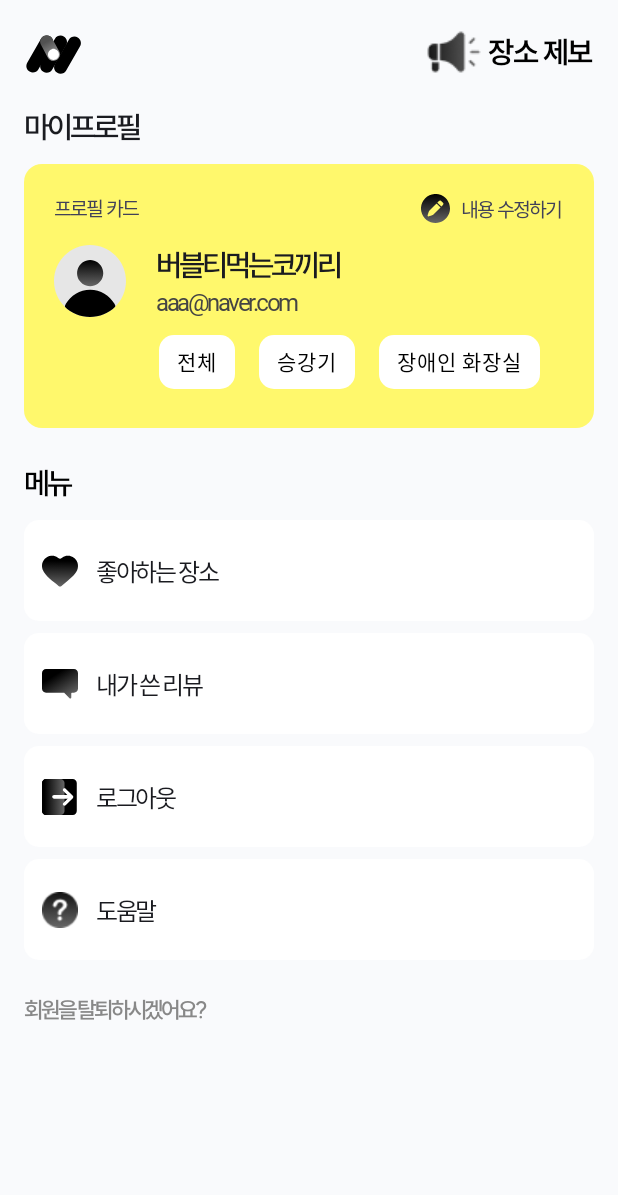
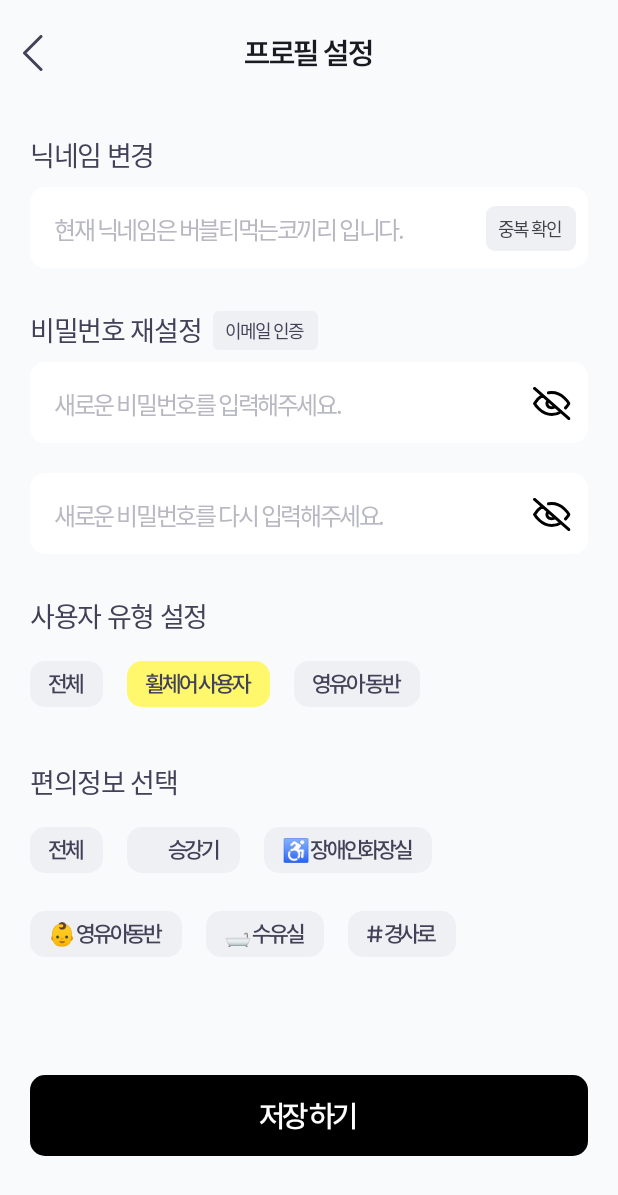
Before and after one commit to barrier-free-app/barrier-free-frontend, an Android app built with Jetpack Compose: the MypageRoute screen opened through its navigation route, after a tap on "내용 수정하기", on a phone screen of 412 x 824 dp. Shown: the top 1195 px of the screen. Run offline under Robolectric (Android 15) with nearby library versions, the phone set to English and light mode, and no system bars; our stand-ins replace Dagger/Hilt's generated code, accompanist; Roboto replaces fonts that are not available here.

Commit message:
[FEAT] #14 마이페이지 프로필 수정 UI만 구현

```diff
--- a/app/src/main/java/com/moduro/barrier_free_app/core_ui/component/Chip.kt
+++ b/app/src/main/java/com/moduro/barrier_free_app/core_ui/component/Chip.kt
@@ -1,5 +1,6 @@
 package com.moduro.barrier_free_app.core_ui.component
 
+import android.provider.ContactsContract.Profile
 import androidx.compose.foundation.layout.Row
 import androidx.compose.foundation.layout.fillMaxWidth
 import androidx.compose.foundation.layout.height
@@ -15,12 +16,16 @@ import androidx.compose.ui.unit.dp
 import androidx.compose.ui.unit.sp
 import com.moduro.barrier_free_app.core_ui.theme.Background1
 import com.moduro.barrier_free_app.core_ui.theme.Button1
+import com.moduro.barrier_free_app.core_ui.theme.LocalbarrierFreeTypographyProvider
+import com.moduro.barrier_free_app.core_ui.theme.MainYellow
+import com.moduro.barrier_free_app.core_ui.theme.Text4
 import com.moduro.barrier_free_app.core_ui.theme.Text5
 
 @Composable
 fun FacilityChip(
     label: String
 ) {
+    val typography = LocalbarrierFreeTypographyProvider.current
     Surface(
         shape = RoundedCornerShape(10.dp),
         color = Button1,
@@ -34,8 +39,8 @@ fun FacilityChip(
         ) {
             Text(
                 text = label,
-                fontSize = 14.sp,
-                color = Text5
+                style = typography.H7_M_10,
+                color = Text4
             )
         }
     }
@@ -45,6 +50,7 @@ fun FacilityChip(
 fun MypageFacilityChip(
     label: String
 ) {
+    val typography = LocalbarrierFreeTypographyProvider.current
     Surface(
         shape = RoundedCornerShape(10.dp),
         color = Background1,
@@ -58,8 +64,35 @@ fun MypageFacilityChip(
         ) {
             Text(
                 text = label,
-                fontSize = 14.sp,
-                color = Text5
+                style = typography.H7_M_10,
+                color = Text4
+            )
+        }
+    }
+}
+
+@Composable
+fun ProfileFacilityChip(
+    label: String,
+    isSelected: Boolean = false,
+    onClick: () -> Unit
+) {
+    val backgroundColor = if (isSelected) MainYellow else Button1
+    val typography = LocalbarrierFreeTypographyProvider.current
+    Surface(
+        shape = RoundedCornerShape(10.dp),
+        color = backgroundColor,
+        onClick = onClick,
+        modifier = Modifier.padding(end = 8.dp)
+    ) {
+        Row(
+            verticalAlignment = Alignment.CenterVertically,
+            modifier = Modifier.padding(horizontal = 12.dp, vertical = 6.dp)
+        ) {
+            Text(
+                text = label,
+                style = typography.H7_M_10,
+                color = Text4
             )
         }
     }
--- /dev/null
+++ b/app/src/main/java/com/moduro/barrier_free_app/core_ui/component/CommonTextField.kt
@@ -0,0 +1,130 @@
+package com.moduro.barrier_free_app.core_ui.component
+
+import androidx.compose.foundation.clickable
+import androidx.compose.foundation.layout.Box
+import androidx.compose.foundation.layout.fillMaxWidth
+import androidx.compose.foundation.layout.height
+import androidx.compose.foundation.layout.padding
+import androidx.compose.foundation.layout.wrapContentWidth
+import androidx.compose.foundation.shape.RoundedCornerShape
+import androidx.compose.material3.Icon
+import androidx.compose.material3.IconButton
+import androidx.compose.material3.Surface
+import androidx.compose.material3.Text
+import androidx.compose.material3.TextField
+import androidx.compose.material3.TextFieldDefaults
+import androidx.compose.runtime.Composable
+import androidx.compose.runtime.getValue
+import androidx.compose.runtime.mutableStateOf
+import androidx.compose.runtime.remember
+import androidx.compose.runtime.setValue
+import androidx.compose.ui.Alignment
+import androidx.compose.ui.Modifier
+import androidx.compose.ui.graphics.Color.Companion.Transparent
+import androidx.compose.ui.res.painterResource
+import androidx.compose.ui.text.input.PasswordVisualTransformation
+import androidx.compose.ui.text.input.VisualTransformation
+import androidx.compose.ui.unit.dp
+import com.moduro.barrier_free_app.core_ui.theme.Background1
+import com.moduro.barrier_free_app.core_ui.theme.Button1
+import com.moduro.barrier_free_app.core_ui.theme.LocalbarrierFreeTypographyProvider
+import com.moduro.barrier_free_app.core_ui.theme.Text2
+import com.moduro.barrier_free_app.core_ui.theme.Text4
+import com.moduro.barrier_free_app.core_ui.theme.Text5
+
+
+@Composable
+fun ProfilePasswordField(
+    hint: String,
+    iconRes: Int,
+    isVisible: Boolean,
+    onVisibilityToggle: () -> Unit
+) {
+    val typography = LocalbarrierFreeTypographyProvider.current
+    var password by remember { mutableStateOf("") }
+
+    TextField(
+        value = password,
+        onValueChange = { password = it },
+        placeholder = {
+            Text(text = hint, style = typography.H6_M, color = Text2)
+        },
+        visualTransformation = if (isVisible) VisualTransformation.None else PasswordVisualTransformation(),
+        trailingIcon = {
+            IconButton(onClick = onVisibilityToggle) {
+                Icon(
+                    painter = painterResource(id = iconRes),
+                    contentDescription = "Toggle visibility",
+                    tint = Text5
+                )
+            }
+        },
+        singleLine = true,
+        modifier = Modifier
+            .fillMaxWidth()
+            .height(54.dp),
+        shape = RoundedCornerShape(10.dp),
+        colors = TextFieldDefaults.colors(
+            focusedContainerColor = Background1,
+            unfocusedContainerColor = Background1,
+            disabledContainerColor = Background1,
+            focusedIndicatorColor = Transparent,
+            unfocusedIndicatorColor = Transparent,
+            disabledIndicatorColor = Transparent,
+        ),
+        textStyle = typography.H6_M.copy(color = Text4)
+    )
+}
+
+@Composable
+fun ProfileNicknameField(
+    modifier: Modifier = Modifier,
+    hint: String,
+    onCheckDuplicateClick: () -> Unit
+) {
+    val typography = LocalbarrierFreeTypographyProvider.current
+    var nickname by remember { mutableStateOf("") }
+
+    TextField(
+        value = nickname,
+        onValueChange = { nickname = it },
+        placeholder = {
+            Text(hint, style = typography.H6_M, color = Text2)
+        },
+        trailingIcon = {
+            Surface(
+                shape = RoundedCornerShape(6.dp),
+                color = Button1,
+                modifier = Modifier
+                    .padding(end = 8.dp)
+                    .height(30.dp)
+                    .wrapContentWidth()
+                    .clickable { onCheckDuplicateClick() }
+            ) {
+                Box(
+                    contentAlignment = Alignment.Center,
+                    modifier = Modifier.padding(horizontal = 8.dp)
+                ) {
+                    Text(
+                        text = "중복 확인",
+                        style = typography.H10_M
+                    )
+                }
+            }
+        },
+        singleLine = true,
+        modifier = modifier
+            .fillMaxWidth()
+            .height(54.dp),
+        shape = RoundedCornerShape(10.dp),
+        colors = TextFieldDefaults.colors(
+            focusedContainerColor = Background1,
+            unfocusedContainerColor = Background1,
+            disabledContainerColor = Background1,
+            focusedIndicatorColor = Transparent,
+            unfocusedIndicatorColor = Transparent,
+            disabledIndicatorColor = Transparent,
+        ),
+        textStyle = typography.H6_M.copy(color = Text4)
+    )
+}
--- a/app/src/main/java/com/moduro/barrier_free_app/presentation/mypage/navigation/MypageNavGraph.kt
+++ b/app/src/main/java/com/moduro/barrier_free_app/presentation/mypage/navigation/MypageNavGraph.kt
@@ -2,8 +2,10 @@ package com.moduro.barrier_free_app.presentation.mypage.navigation
 
 import androidx.navigation.NavGraphBuilder
 import androidx.navigation.compose.composable
+import com.moduro.barrier_free_app.presentation.detail.screen.ReviewWriteScreen
 import com.moduro.barrier_free_app.presentation.example.screen.ExampleRoute
 import com.moduro.barrier_free_app.presentation.mypage.screen.MypageRoute
+import com.moduro.barrier_free_app.presentation.mypage.screen.ProfileSettingScreen
 
 fun NavGraphBuilder.mypageNavGraph(
     navigator: MypageNavigator
@@ -11,4 +13,10 @@ fun NavGraphBuilder.mypageNavGraph(
     composable(route = "mypage") {
         MypageRoute(navigator = navigator)
     }
+    composable("profile_setting") {
+        ProfileSettingScreen(
+            isEmailUser = true,
+            onBackClick = { navigator.navController.popBackStack() }
+        )
+    }
 }
--- a/app/src/main/java/com/moduro/barrier_free_app/presentation/mypage/navigation/MypageNavigator.kt
+++ b/app/src/main/java/com/moduro/barrier_free_app/presentation/mypage/navigation/MypageNavigator.kt
@@ -5,4 +5,7 @@ import androidx.navigation.NavController
 class MypageNavigator(
     val navController: NavController
 ){
+    fun navigateToProfileSetting() {
+        navController.navigate("profile_setting")
+    }
 }
--- a/app/src/main/java/com/moduro/barrier_free_app/presentation/mypage/screen/MypageScreen.kt
+++ b/app/src/main/java/com/moduro/barrier_free_app/presentation/mypage/screen/MypageScreen.kt
@@ -65,7 +65,7 @@ fun MypageRoute(
             onLogoutClick = { viewModel.onLogoutClick() },
             onReviewClick = { viewModel.onReviewClick() },
             onFavoritePlaceClick = { viewModel.onFavoritePlaceClick() },
-            onEditProfileClick = { viewModel.onEditProfileClick() },
+            onEditProfileClick = {  navigator.navigateToProfileSetting() },
             onReportPlaceClick = { viewModel.onReportPlaceClick() }
         )
     }
@@ -80,7 +80,7 @@ fun MypageScreen(
     onLogoutClick: () -> Unit = {},
     onReviewClick: () -> Unit = {},
     onFavoritePlaceClick: () -> Unit = {},
-    onEditProfileClick: () -> Unit = {},
+    onEditProfileClick: () -> Unit = { },
     onReportPlaceClick: () -> Unit = {},
     onWithdrawClick: () -> Unit = {}
 ) {
--- /dev/null
+++ b/app/src/main/java/com/moduro/barrier_free_app/presentation/mypage/screen/ProfileSettingScreen.kt
@@ -0,0 +1,204 @@
+package com.moduro.barrier_free_app.presentation.mypage.screen
+
+import androidx.compose.foundation.background
+import androidx.compose.foundation.layout.Arrangement
+import androidx.compose.foundation.layout.Box
+import androidx.compose.foundation.layout.Column
+import androidx.compose.foundation.layout.ExperimentalLayoutApi
+import androidx.compose.foundation.layout.FlowRow
+import androidx.compose.foundation.layout.Row
+import androidx.compose.foundation.layout.Spacer
+import androidx.compose.foundation.layout.fillMaxSize
+import androidx.compose.foundation.layout.fillMaxWidth
+import androidx.compose.foundation.layout.height
+import androidx.compose.foundation.layout.padding
+import androidx.compose.foundation.layout.width
+import androidx.compose.foundation.shape.RoundedCornerShape
+import androidx.compose.material3.Button
+import androidx.compose.material3.ButtonDefaults
+import androidx.compose.material3.Surface
+import androidx.compose.material3.Text
+import androidx.compose.runtime.Composable
+import androidx.compose.runtime.SideEffect
+import androidx.compose.runtime.getValue
+import androidx.compose.runtime.mutableStateListOf
+import androidx.compose.runtime.mutableStateOf
+import androidx.compose.runtime.remember
+import androidx.compose.runtime.setValue
+import androidx.compose.ui.Alignment
+import androidx.compose.ui.Modifier
+import androidx.compose.ui.tooling.preview.Preview
+import androidx.compose.ui.unit.dp
+import com.google.accompanist.systemuicontroller.rememberSystemUiController
+import com.moduro.barrier_free_app.R
+import com.moduro.barrier_free_app.core_ui.component.CommonTopBar
+import com.moduro.barrier_free_app.core_ui.component.ProfileFacilityChip
+import com.moduro.barrier_free_app.core_ui.component.ProfileNicknameField
+import com.moduro.barrier_free_app.core_ui.component.ProfilePasswordField
+import com.moduro.barrier_free_app.core_ui.theme.Background1
+import com.moduro.barrier_free_app.core_ui.theme.Background2
+import com.moduro.barrier_free_app.core_ui.theme.Button1
+import com.moduro.barrier_free_app.core_ui.theme.LocalbarrierFreeTypographyProvider
+import com.moduro.barrier_free_app.core_ui.theme.Text4
+import com.moduro.barrier_free_app.core_ui.theme.Text5
+
+@OptIn(ExperimentalLayoutApi::class)
+@Composable
+fun ProfileSettingScreen(
+    isEmailUser: Boolean,
+    onBackClick: () -> Unit
+) {
+
+    val systemUiController = rememberSystemUiController()
+
+    SideEffect {
+        systemUiController.setSystemBarsColor(color = Background2)
+    }
+
+    val typography = LocalbarrierFreeTypographyProvider.current
+
+    val selectedUserTypes = remember { mutableStateListOf("휠체어 사용자") }
+    val selectedFacilities = remember { mutableStateListOf<String>() }
+
+    Column(
+        modifier = Modifier
+            .fillMaxSize()
+            .background(Background2)
+    ) {
+        CommonTopBar(title = "프로필 설정", onBackClick = onBackClick)
+
+        Column(modifier = Modifier.padding(horizontal = 20.dp)) {
+
+            Text(
+                text = "닉네임 변경",
+                style = typography.H5_SB_5,
+                color = Text4,
+                modifier = Modifier.padding(top = 20.dp, bottom = 8.dp)
+            )
+            ProfileNicknameField(
+                hint = "현재 닉네임은 버블티먹는코끼리 입니다.",
+                onCheckDuplicateClick = {
+                    // 중복 확인 로직
+                }
+            )
+
+            Row(
+                verticalAlignment = Alignment.CenterVertically,
+                modifier = Modifier.padding(top = 28.dp, bottom = 8.dp)
+            ) {
+                Text(text = "비밀번호 재설정", style = typography.H5_SB_5, color = Text4)
+                if (isEmailUser) {
+                    Surface(
+                        shape = RoundedCornerShape(4.dp),
+                        color = Button1,
+                        modifier = Modifier
+                            .padding(start = 6.dp)
+                            .width(70.dp)
+                            .height(26.dp)
+                    ) {
+                        Box(
+                            contentAlignment = Alignment.Center,
+                            modifier = Modifier.fillMaxSize()
+                        ) {
+                            Text(
+                                text = "이메일 인증",
+                                style = typography.H10_M,
+                                color = Text4
+                            )
+                        }
+                    }
+                }
+            }
+
+            var passwordVisible by remember { mutableStateOf(false) }
+            var confirmPasswordVisible by remember { mutableStateOf(false) }
+
+            ProfilePasswordField(
+                hint = "새로운 비밀번호를 입력해주세요.",
+                iconRes = if (passwordVisible) R.drawable.ic_eye_on else R.drawable.ic_eye_off,
+                isVisible = passwordVisible,
+                onVisibilityToggle = { passwordVisible = !passwordVisible }
+            )
+            Spacer(modifier = Modifier.height(20.dp))
+            ProfilePasswordField(
+                hint = "새로운 비밀번호를 다시 입력해주세요.",
+                iconRes = if (confirmPasswordVisible) R.drawable.ic_eye_on else R.drawable.ic_eye_off,
+                isVisible = confirmPasswordVisible,
+                onVisibilityToggle = { confirmPasswordVisible = !confirmPasswordVisible }
+            )
+
+            Text(
+                text = "사용자 유형 설정",
+                style = typography.H5_SB_5,
+                color = Text4,
+                modifier = Modifier.padding(top = 28.dp, bottom = 8.dp)
+            )
+            Row(horizontalArrangement = Arrangement.spacedBy(8.dp)) {
+                listOf("전체", "휠체어 사용자", "영유아 동반").forEach { label ->
+                    ProfileFacilityChip(
+                        label = label,
+                        isSelected = selectedUserTypes.contains(label),
+                        onClick = {
+                            if (selectedUserTypes.contains(label)) {
+                                selectedUserTypes.remove(label)
+                            } else {
+                                selectedUserTypes.add(label)
+                            }
+                        }
+                    )
+                }
+            }
+
+            Text(
+                text = "편의정보 선택",
+                style = typography.H5_SB_5,
+                color = Text4,
+                modifier = Modifier.padding(top = 28.dp, bottom = 8.dp)
+            )
+            FlowRow(
+                horizontalArrangement = Arrangement.spacedBy(8.dp),
+                verticalArrangement = Arrangement.spacedBy(8.dp)
+            ) {
+                listOf(
+                    "전체", "🛗 승강기", "♿ 장애인화장실", "👶 영유아동반",
+                    "🛁 수유실", "# 경사로"
+                ).forEach { label ->
+                    ProfileFacilityChip(
+                        label = label,
+                        isSelected = selectedFacilities.contains(label),
+                        onClick = {
+                            if (selectedFacilities.contains(label)) {
+                                selectedFacilities.remove(label)
+                            } else {
+                                selectedFacilities.add(label)
+                            }
+                        }
+                    )
+                }
+            }
+
+            Spacer(modifier = Modifier.height(70.dp))
+
+            Button(
+                onClick = { /*수정처리*/ },
+                shape = RoundedCornerShape(10.dp),
+                colors = ButtonDefaults.buttonColors(
+                    containerColor = Text5,
+                    contentColor = Background1
+                ),
+                modifier = Modifier
+                    .fillMaxWidth()
+                    .height(54.dp)
+            ) {
+                Text("저장 하기", style = typography.H4_SB)
+            }
+        }
+    }
+}
+
+
+@Preview(showBackground = true)
+@Composable
+fun ProfileSettingScreenPreview() {
+    ProfileSettingScreen(isEmailUser = true, onBackClick = {})
+}
--- a/app/src/main/java/com/moduro/barrier_free_app/presentation/navigator/ModuroNavHost.kt
+++ b/app/src/main/java/com/moduro/barrier_free_app/presentation/navigator/ModuroNavHost.kt
@@ -44,7 +44,7 @@ fun ModuroNavHost(
     ) {
         NavHost(
             navController = navController,
-            startDestination = "splash",
+            startDestination = "mypage",
         ) {
             composable("splash") { SplashScreen(navController = authNavigator.navController) }
             composable("placeDetail") { PlaceDetailScreen(onBackClick = {}, onWriteReviewClick = {})}
--- /dev/null
+++ b/app/src/main/res/drawable/ic_eye_off.xml
@@ -0,0 +1,17 @@
+<vector xmlns:android="http://schemas.android.com/apk/res/android"
+    android:width="25dp"
+    android:height="22dp"
+    android:viewportWidth="25"
+    android:viewportHeight="22">
+  <group>
+    <clip-path
+        android:pathData="M0,0h25v22h-25z"/>
+    <path
+        android:pathData="M18.688,16.445C16.907,17.639 14.739,18.301 12.5,18.333C5.208,18.333 1.042,11 1.042,11C2.337,8.875 4.135,7.019 6.313,5.555M10.313,3.887C11.03,3.739 11.764,3.665 12.5,3.667C19.792,3.667 23.958,11 23.958,11C23.326,12.041 22.572,13.021 21.708,13.924M14.708,12.943C14.422,13.214 14.077,13.43 13.694,13.581C13.311,13.731 12.897,13.812 12.477,13.818C12.058,13.825 11.641,13.757 11.252,13.618C10.863,13.48 10.509,13.274 10.212,13.013C9.916,12.752 9.682,12.441 9.525,12.099C9.367,11.756 9.29,11.389 9.298,11.02C9.305,10.651 9.397,10.287 9.568,9.949C9.738,9.612 9.985,9.309 10.292,9.057M1.042,0.917L23.958,21.083"
+        android:strokeLineJoin="round"
+        android:strokeWidth="2"
+        android:fillColor="#00000000"
+        android:strokeColor="#414158"
+        android:strokeLineCap="round"/>
+  </group>
+</vector>
--- /dev/null
+++ b/app/src/main/res/drawable/ic_eye_on.xml
@@ -0,0 +1,20 @@
+<vector xmlns:android="http://schemas.android.com/apk/res/android"
+    android:width="25dp"
+    android:height="18dp"
+    android:viewportWidth="25"
+    android:viewportHeight="18">
+  <path
+      android:pathData="M1.042,9C1.042,9 5.208,1.667 12.5,1.667C19.792,1.667 23.958,9 23.958,9C23.958,9 19.792,16.333 12.5,16.333C5.208,16.333 1.042,9 1.042,9Z"
+      android:strokeLineJoin="round"
+      android:strokeWidth="2"
+      android:fillColor="#00000000"
+      android:strokeColor="#414158"
+      android:strokeLineCap="round"/>
+  <path
+      android:pathData="M12.5,11.75C14.226,11.75 15.625,10.519 15.625,9C15.625,7.481 14.226,6.25 12.5,6.25C10.774,6.25 9.375,7.481 9.375,9C9.375,10.519 10.774,11.75 12.5,11.75Z"
+      android:strokeLineJoin="round"
+      android:strokeWidth="2"
+      android:fillColor="#00000000"
+      android:strokeColor="#414158"
+      android:strokeLineCap="round"/>
+</vector>
```
